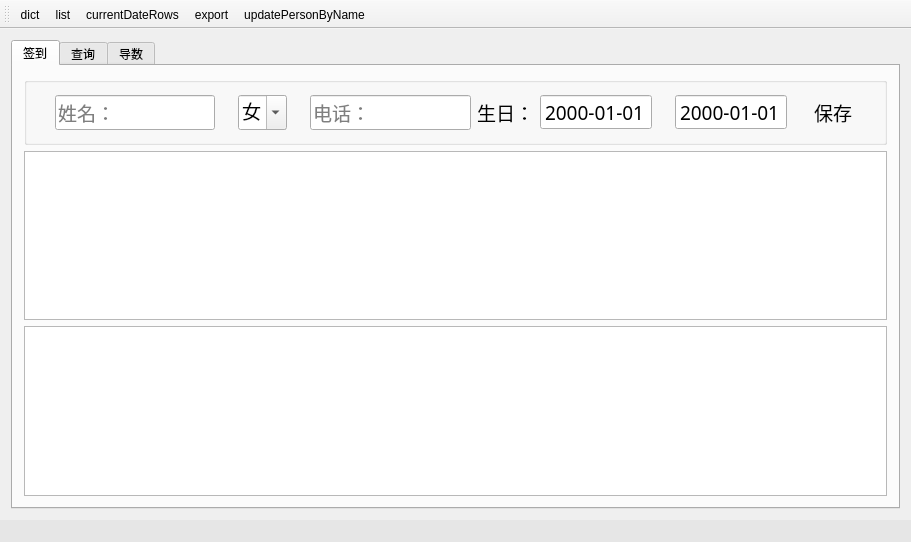
The window that mainwindow.ui (crouse/memory) describes before a commit, drawn with Qt 5.
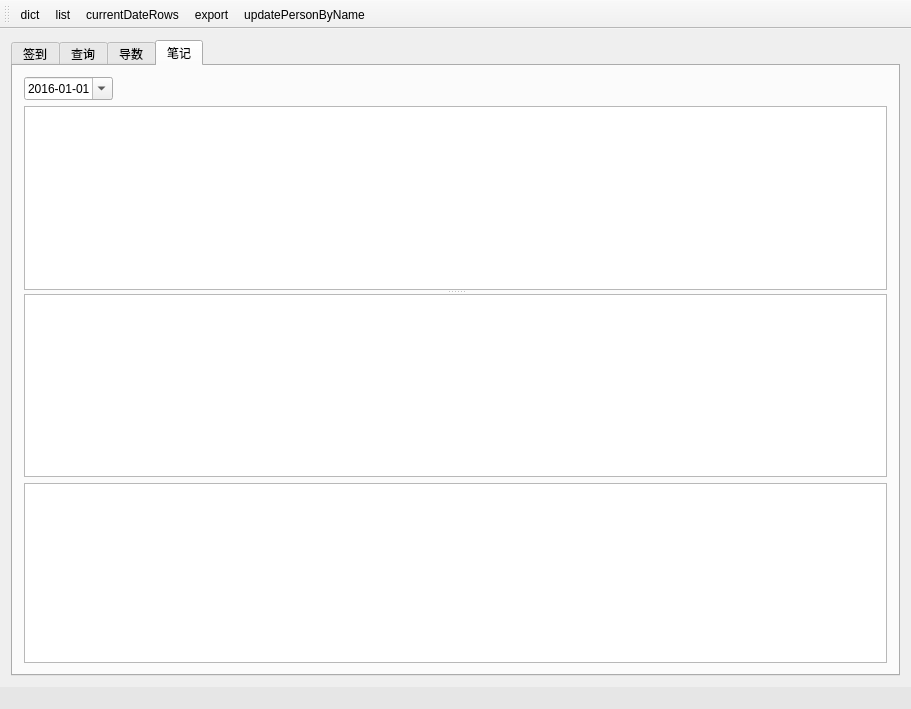
The same window after the commit.

```diff
--- a/mainwindow.ui
+++ b/mainwindow.ui
@@ -7,7 +7,7 @@
     <x>0</x>
     <y>0</y>
     <width>911</width>
-    <height>542</height>
+    <height>709</height>
    </rect>
   </property>
   <property name="windowTitle">
@@ -33,7 +33,7 @@
        <enum>QTabWidget::North</enum>
       </property>
       <property name="currentIndex">
-       <number>0</number>
+       <number>3</number>
       </property>
       <property name="elideMode">
        <enum>Qt::ElideRight</enum>
@@ -461,6 +461,68 @@
         </property>
        </widget>
       </widget>
+      <widget class="QWidget" name="tab">
+       <attribute name="title">
+        <string>笔记</string>
+       </attribute>
+       <layout class="QVBoxLayout" name="verticalLayout_3">
+        <item>
+         <layout class="QHBoxLayout" name="horizontalLayout_6">
+          <item>
+           <widget class="QDateEdit" name="dateEditNote">
+            <property name="acceptDrops">
+             <bool>false</bool>
+            </property>
+            <property name="accelerated">
+             <bool>false</bool>
+            </property>
+            <property name="currentSection">
+             <enum>QDateTimeEdit::MonthSection</enum>
+            </property>
+            <property name="displayFormat">
+             <string>yyyy-MM-dd</string>
+            </property>
+            <property name="calendarPopup">
+             <bool>true</bool>
+            </property>
+            <property name="date">
+             <date>
+              <year>2016</year>
+              <month>1</month>
+              <day>1</day>
+             </date>
+            </property>
+           </widget>
+          </item>
+          <item>
+           <spacer name="horizontalSpacer">
+            <property name="orientation">
+             <enum>Qt::Horizontal</enum>
+            </property>
+            <property name="sizeHint" stdset="0">
+             <size>
+              <width>40</width>
+              <height>20</height>
+             </size>
+            </property>
+           </spacer>
+          </item>
+         </layout>
+        </item>
+        <item>
+         <widget class="QSplitter" name="splitter_2">
+          <property name="orientation">
+           <enum>Qt::Vertical</enum>
+          </property>
+          <widget class="QTableView" name="tableViewNoteHuman"/>
+          <widget class="QTableView" name="tableViewNoteList"/>
+         </widget>
+        </item>
+        <item>
+         <widget class="QPlainTextEdit" name="plainTextEditNote"/>
+        </item>
+       </layout>
+      </widget>
      </widget>
     </item>
    </layout>
```
